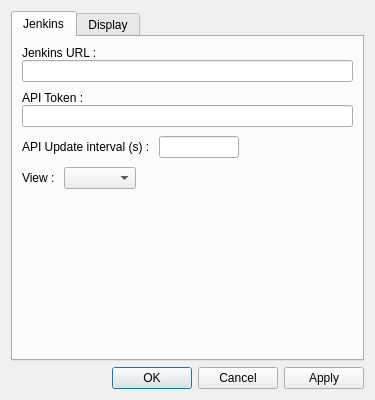
This is src/views/uis/preferencesdialog.ui in Kaldor37/jenkins-cute-view as Qt 5 draws it before an edit. The edited form follows.
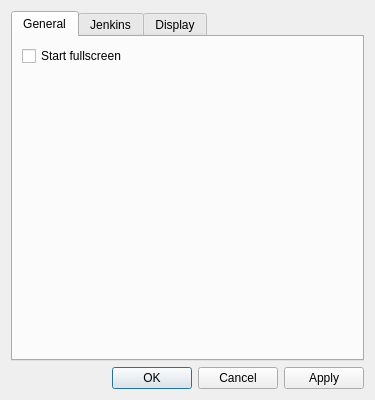
This is the edited form.

Commit message: - Added an option to start in fullscreen mode

What changed in the file:
```diff
--- a/src/views/uis/preferencesdialog.ui
+++ b/src/views/uis/preferencesdialog.ui
@@ -34,6 +34,33 @@
      <property name="currentIndex">
       <number>0</number>
      </property>
+     <widget class="QWidget" name="m_generalTabWidgetPage">
+      <attribute name="title">
+       <string>General</string>
+      </attribute>
+      <layout class="QVBoxLayout" name="verticalLayout_5">
+       <item>
+        <widget class="QCheckBox" name="m_startFullscreenCheckBox">
+         <property name="text">
+          <string>Start fullscreen</string>
+         </property>
+        </widget>
+       </item>
+       <item>
+        <spacer name="verticalSpacer_3">
+         <property name="orientation">
+          <enum>Qt::Vertical</enum>
+         </property>
+         <property name="sizeHint" stdset="0">
+          <size>
+           <width>20</width>
+           <height>40</height>
+          </size>
+         </property>
+        </spacer>
+       </item>
+      </layout>
+     </widget>
      <widget class="QWidget" name="m_jenkinsTabWidgetPage">
       <attribute name="title">
        <string>Jenkins</string>
```
The commit also changes 5 other files.
